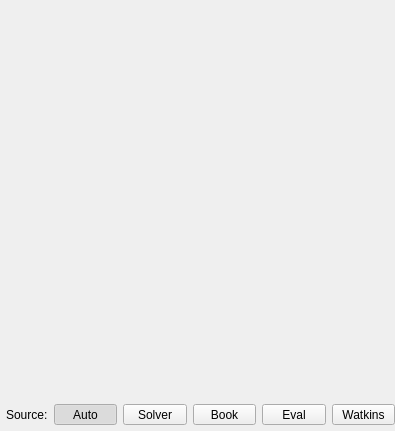
First picture: the form in projects/gui/ui/resultswidget.ui, repository tolius/solver, before the edit.
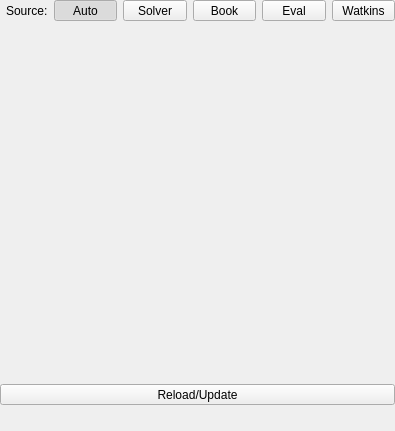
Second picture: the form after the edit.

Patch:
```diff
--- a/projects/gui/ui/resultswidget.ui
+++ b/projects/gui/ui/resultswidget.ui
@@ -26,36 +26,6 @@
    <property name="bottomMargin">
     <number>6</number>
    </property>
-   <item>
-    <widget class="QScrollArea" name="scrollArea">
-     <property name="frameShape">
-      <enum>QFrame::NoFrame</enum>
-     </property>
-     <property name="widgetResizable">
-      <bool>true</bool>
-     </property>
-     <widget class="QWidget" name="widget_Solution">
-      <property name="geometry">
-       <rect>
-        <x>0</x>
-        <y>0</y>
-        <width>395</width>
-        <height>378</height>
-       </rect>
-      </property>
-     </widget>
-    </widget>
-   </item>
-   <item>
-    <widget class="QLabel" name="label_Info">
-     <property name="text">
-      <string/>
-     </property>
-     <property name="wordWrap">
-      <bool>true</bool>
-     </property>
-    </widget>
-   </item>
    <item>
     <layout class="QGridLayout" name="gridLayout_2">
      <property name="leftMargin">
@@ -171,6 +141,49 @@
      </item>
     </layout>
    </item>
+   <item>
+    <widget class="QScrollArea" name="scrollArea">
+     <property name="frameShape">
+      <enum>QFrame::NoFrame</enum>
+     </property>
+     <property name="widgetResizable">
+      <bool>true</bool>
+     </property>
+     <widget class="QWidget" name="widget_Solution">
+      <property name="geometry">
+       <rect>
+        <x>0</x>
+        <y>0</y>
+        <width>395</width>
+        <height>352</height>
+       </rect>
+      </property>
+     </widget>
+    </widget>
+   </item>
+   <item>
+    <widget class="QToolButton" name="btn_Update">
+     <property name="sizePolicy">
+      <sizepolicy hsizetype="Expanding" vsizetype="Fixed">
+       <horstretch>0</horstretch>
+       <verstretch>0</verstretch>
+      </sizepolicy>
+     </property>
+     <property name="text">
+      <string>Reload/Update</string>
+     </property>
+    </widget>
+   </item>
+   <item>
+    <widget class="QLabel" name="label_Info">
+     <property name="text">
+      <string/>
+     </property>
+     <property name="wordWrap">
+      <bool>true</bool>
+     </property>
+    </widget>
+   </item>
   </layout>
  </widget>
  <resources/>
```
